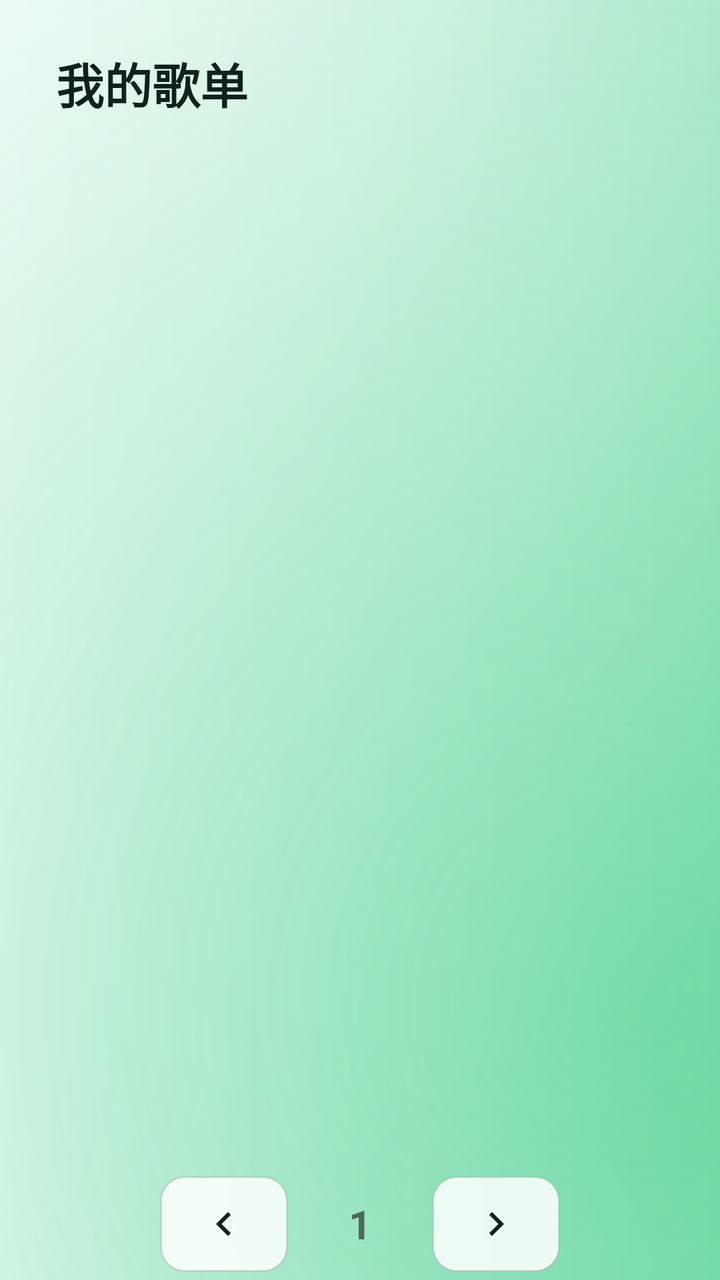
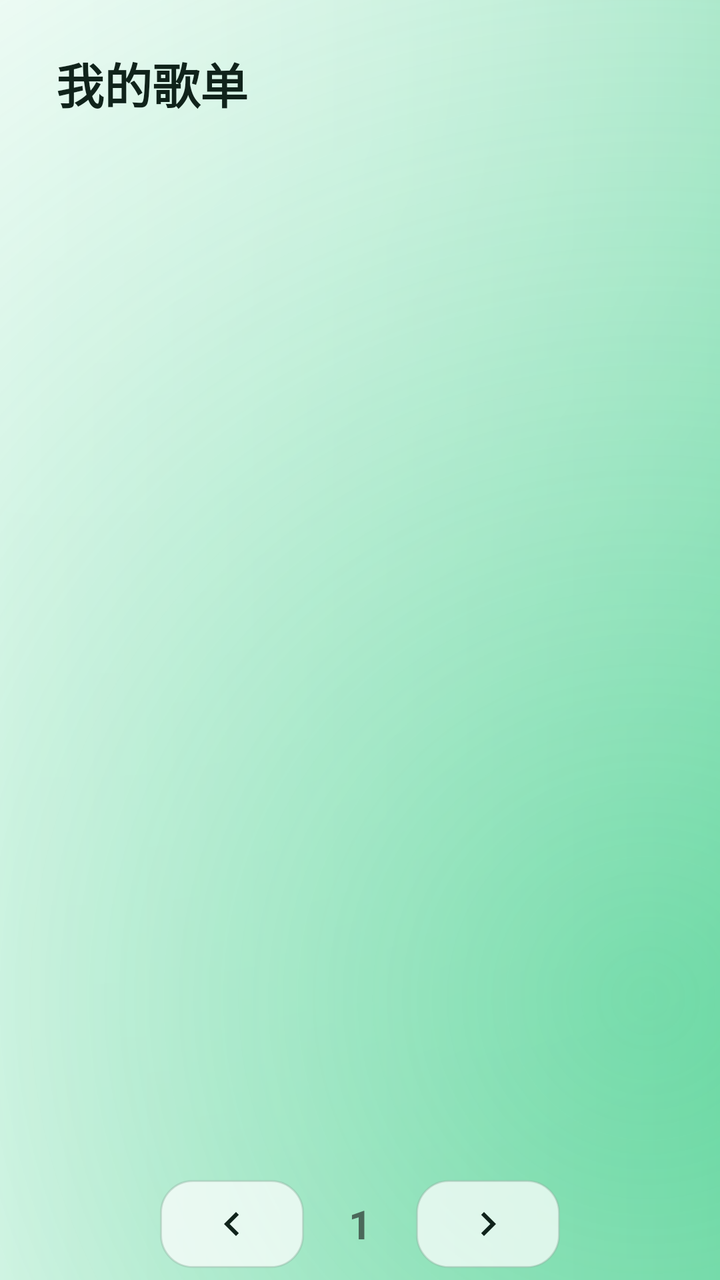

The first picture is an Android layout as it rendered before a commit; the second is the same layout after the commit. The layout source and the unified diff follow.
<!-- AndroidManifest.xml: application theme AppTheme.NoActionBar -->
<!-- res/layout/fragment_library.xml -->
<?xml version="1.0" encoding="utf-8"?>
<androidx.constraintlayout.widget.ConstraintLayout xmlns:android="http://schemas.android.com/apk/res/android"
    xmlns:app="http://schemas.android.com/apk/res-auto"
    android:layout_width="match_parent"
    android:layout_height="match_parent"
    android:background="@drawable/bg_app_gradient"
    android:nextFocusLeft="@id/tabLibrary">

    
    <LinearLayout
        android:id="@+id/layoutHeaderLeft"
        android:layout_width="320dp"
        android:layout_height="@dimen/lx_title_height"
        android:orientation="horizontal"
        android:gravity="top"
        android:paddingStart="@dimen/lx_title_gutter"
        android:paddingEnd="@dimen/lx_nav_gutter"
        android:paddingTop="@dimen/lx_title_top"
        android:background="@android:color/transparent"
        app:layout_constraintStart_toStartOf="parent"
        app:layout_constraintTop_toTopOf="parent">

        <TextView
            android:layout_width="wrap_content"
            android:layout_height="wrap_content"
            android:text="我的歌单"
            android:textSize="24sp"
            android:textStyle="bold"
            android:textColor="@color/lx_text_primary" />

        <ImageButton
            android:id="@+id/btnBackToPlaylists"
            android:layout_width="40dp"
            android:layout_height="40dp"
            android:layout_marginStart="12dp"
            android:src="@drawable/ic_back"
            android:background="@drawable/btn_focused_circle"
            android:scaleType="centerInside"
            android:padding="8dp"
            android:visibility="gone"
            android:focusable="true"
            android:contentDescription="返回歌单列表"
            app:tint="@color/lx_text_primary" />

    </LinearLayout>

    
    <LinearLayout
        android:id="@+id/layoutHeaderRight"
        android:layout_width="0dp"
        android:layout_height="@dimen/lx_title_height"
        android:orientation="horizontal"
        android:gravity="top"
        android:paddingStart="@dimen/lx_nav_gutter"
        android:paddingEnd="@dimen/lx_nav_gutter"
        android:paddingTop="@dimen/lx_title_top"
        android:background="@android:color/transparent"
        app:layout_constraintStart_toEndOf="@+id/layoutHeaderLeft"
        app:layout_constraintEnd_toEndOf="parent"
        app:layout_constraintTop_toTopOf="parent">

        
        <TextView
            android:id="@+id/tabAllSongs"
            android:layout_width="wrap_content"
            android:layout_height="40dp"
            android:text="全部歌曲"
            android:textSize="14sp"
            android:textColor="@color/lx_text_primary"
            android:gravity="center"
            android:paddingStart="16dp"
            android:paddingEnd="16dp"
            android:background="@drawable/selector_tab_bg"
            android:focusable="true"
            android:nextFocusLeft="@id/tabLibrary"
            android:nextFocusRight="@id/tabLoveList" />

        
        <TextView
            android:id="@+id/tabLoveList"
            android:layout_width="wrap_content"
            android:layout_height="40dp"
            android:text="我的收藏"
            android:textSize="14sp"
            android:textColor="@color/lx_text_secondary"
            android:gravity="center"
            android:paddingStart="16dp"
            android:paddingEnd="16dp"
            android:layout_marginStart="8dp"
            android:background="@drawable/selector_tab_bg"
            android:focusable="true"
            android:nextFocusLeft="@id/tabAllSongs" />

        <View
            android:layout_width="12dp"
            android:layout_height="1dp" />

        <TextView
            android:id="@+id/tvPlaylistTitle"
            android:layout_width="0dp"
            android:layout_height="wrap_content"
            android:layout_weight="1"
            android:text="歌单"
            android:textSize="18sp"
            android:textStyle="bold"
            android:textColor="@color/lx_text_primary"
            android:maxLines="1"
            android:ellipsize="end" />

        <TextView
            android:id="@+id/tvSongCount"
            android:layout_width="wrap_content"
            android:layout_height="wrap_content"
            android:text="0 首"
            android:textSize="14sp"
            android:textColor="@color/lx_text_secondary"
            android:layout_marginStart="12dp" />

    </LinearLayout>

    <LinearLayout
        android:id="@+id/libraryActionBar"
        android:layout_width="0dp"
        android:layout_height="@dimen/lx_secondary_nav_height"
        android:layout_marginStart="@dimen/lx_nav_gutter"
        android:layout_marginTop="12dp"
        android:layout_marginEnd="@dimen/lx_nav_gutter"
        android:orientation="horizontal"
        android:gravity="center_vertical"
        android:paddingStart="@dimen/lx_nav_gutter"
        android:paddingEnd="@dimen/lx_nav_gutter"
        android:background="@drawable/bg_floating_glass"
        android:elevation="8dp"
        android:outlineProvider="background"
        android:clipToOutline="true"
        android:visibility="gone"
        app:layout_constraintStart_toStartOf="parent"
        app:layout_constraintEnd_toEndOf="parent"
        app:layout_constraintTop_toBottomOf="@+id/layoutHeaderLeft">

        <TextView
            android:layout_width="wrap_content"
            android:layout_height="wrap_content"
            android:text="播放控制"
            android:textSize="14sp"
            android:textStyle="bold"
            android:textColor="@color/lx_text_secondary" />

        <View
            android:layout_width="0dp"
            android:layout_height="1dp"
            android:layout_weight="1" />

        <ImageButton
            android:id="@+id/btnPlayAllSongs"
            android:layout_width="44dp"
            android:layout_height="44dp"
            android:src="@drawable/ic_play"
            android:background="@drawable/btn_focused_circle"
            android:scaleType="centerInside"
            android:padding="10dp"
            android:focusable="true"
            android:nextFocusLeft="@id/tabLibrary"
            android:nextFocusRight="@id/btnPlayOrderToggle"
            android:nextFocusDown="@id/rvSongs"
            android:contentDescription="全部播放"
            app:tint="@color/lx_text_primary" />

        <ImageButton
            android:id="@+id/btnPlayOrderToggle"
            android:layout_width="44dp"
            android:layout_height="44dp"
            android:layout_marginStart="8dp"
            android:src="@drawable/ic_repeat"
            android:background="@drawable/btn_focused_circle"
            android:scaleType="centerInside"
            android:padding="10dp"
            android:focusable="true"
            android:nextFocusLeft="@id/btnPlayAllSongs"
            android:nextFocusDown="@id/rvSongs"
            android:contentDescription="切换为随机播放"
            app:tint="@color/lx_text_primary" />

    </LinearLayout>

    
    <androidx.recyclerview.widget.RecyclerView
        android:id="@+id/rvPlaylists"
        android:layout_width="0dp"
        android:layout_height="0dp"
        android:layout_marginStart="@dimen/lx_nav_gutter"
        android:layout_marginTop="12dp"
        android:layout_marginEnd="@dimen/lx_nav_gutter"
        android:background="@android:color/transparent"
        android:paddingStart="@dimen/lx_nav_gutter"
        android:paddingEnd="@dimen/lx_nav_gutter"
        android:paddingTop="10dp"
        android:paddingBottom="10dp"
        android:clipToPadding="false"
        android:focusable="true"
        android:nextFocusLeft="@id/tabLibrary"
        android:nextFocusDown="@id/btnLibraryNextPage"
        app:layout_constraintStart_toStartOf="parent"
        app:layout_constraintEnd_toEndOf="parent"
        app:layout_constraintTop_toBottomOf="@+id/layoutHeaderLeft"
        app:layout_constraintBottom_toTopOf="@+id/libraryPagerBar" />

    <LinearLayout
        android:id="@+id/libraryPagerBar"
        android:layout_width="0dp"
        android:layout_height="@dimen/lx_pager_height"
        android:orientation="horizontal"
        android:gravity="center"
        android:background="@android:color/transparent"
        android:paddingStart="@dimen/lx_nav_gutter"
        android:paddingEnd="@dimen/lx_nav_gutter"
        app:layout_constraintStart_toStartOf="parent"
        app:layout_constraintEnd_toEndOf="parent"
        app:layout_constraintBottom_toBottomOf="parent">

        <ImageButton
            android:id="@+id/btnLibraryPrevPage"
            android:layout_width="64dp"
            android:layout_height="48dp"
            android:src="@drawable/ic_chevron_left"
            android:background="@drawable/bg_btn_secondary"
            android:scaleType="centerInside"
            android:padding="12dp"
            android:focusable="true"
            android:nextFocusUp="@id/rvPlaylists"
            android:nextFocusRight="@id/btnLibraryNextPage"
            android:nextFocusDown="@id/tabLibrary"
            app:tint="@color/lx_text_primary" />

        <TextView
            android:id="@+id/tvLibraryPageNumber"
            android:layout_width="72dp"
            android:layout_height="match_parent"
            android:gravity="center"
            android:text="1"
            android:textSize="20sp"
            android:textStyle="bold"
            android:textColor="@color/lx_text_secondary" />

        <ImageButton
            android:id="@+id/btnLibraryNextPage"
            android:layout_width="64dp"
            android:layout_height="48dp"
            android:src="@drawable/ic_chevron_right"
            android:background="@drawable/bg_btn_secondary"
            android:scaleType="centerInside"
            android:padding="12dp"
            android:focusable="true"
            android:nextFocusUp="@id/rvPlaylists"
            android:nextFocusLeft="@id/btnLibraryPrevPage"
            android:nextFocusDown="@id/tabLibrary"
            app:tint="@color/lx_text_primary" />

    </LinearLayout>

    
    <androidx.recyclerview.widget.RecyclerView
        android:id="@+id/rvSongs"
        android:layout_width="0dp"
        android:layout_height="0dp"
        android:paddingStart="28dp"
        android:paddingEnd="28dp"
        android:paddingTop="24dp"
        android:layout_marginTop="12dp"
        android:paddingBottom="24dp"
        android:visibility="gone"
        android:focusable="false"
        android:clipToPadding="false"
        android:descendantFocusability="afterDescendants"
        android:nextFocusLeft="@id/tabLibrary"
        android:nextFocusUp="@id/btnPlayAllSongs"
        android:nextFocusDown="@id/btnLibraryNextPage"
        app:layout_constraintStart_toStartOf="parent"
        app:layout_constraintEnd_toEndOf="parent"
        app:layout_constraintTop_toBottomOf="@+id/libraryActionBar"
        app:layout_constraintBottom_toBottomOf="parent" />

</androidx.constraintlayout.widget.ConstraintLayout>
<!-- resources referenced by this layout -->
<resources>
  <dimen name="lx_nav_gutter">24dp</dimen>
  <dimen name="lx_secondary_nav_height">72dp</dimen>
  <dimen name="lx_title_height">88dp</dimen>
  <dimen name="lx_title_top">24dp</dimen>
  <!-- drawable bg_btn_secondary (drawable) -->
  <?xml version="1.0" encoding="utf-8"?>
  <selector xmlns:android="http://schemas.android.com/apk/res/android">
      <item android:state_pressed="true">
          <shape android:shape="rectangle">
              <solid android:color="@color/lx_bg_focus" />
              <corners android:radius="12dp" />
          </shape>
      </item>
      <item android:state_focused="true">
          <shape android:shape="rectangle">
              <solid android:color="@color/lx_bg_focus" />
              <corners android:radius="12dp" />
              <stroke android:width="2dp" android:color="@color/lx_focus_ring" />
          </shape>
      </item>
      <item>
          <shape android:shape="rectangle">
              <solid android:color="@color/lx_bg_panel" />
              <corners android:radius="12dp" />
              <stroke android:width="1dp" android:color="@color/lx_border" />
          </shape>
      </item>
  </selector>
  <!-- drawable bg_floating_glass (drawable) -->
  <?xml version="1.0" encoding="utf-8"?>
  <shape xmlns:android="http://schemas.android.com/apk/res/android"
      android:shape="rectangle">
      
      <solid android:color="#80FFFFFF" />
      <corners android:radius="@dimen/lx_glass_radius" />
      <stroke
          android:width="1dp"
          android:color="#66FFFFFF" />
  </shape>
  <!-- drawable selector_tab_bg (drawable) -->
  <?xml version="1.0" encoding="utf-8"?>
  <selector xmlns:android="http://schemas.android.com/apk/res/android">
      <item android:state_focused="true">
          <shape android:shape="rectangle">
              <solid android:color="@color/lx_bg_focus" />
              <stroke android:width="2dp" android:color="@color/lx_focus_ring" />
              <corners android:radius="8dp" />
          </shape>
      </item>
      <item android:state_selected="true">
          <shape android:shape="rectangle">
              <solid android:color="@color/lx_brand_soft" />
              <stroke android:width="1dp" android:color="@color/lx_brand" />
              <corners android:radius="8dp" />
          </shape>
      </item>
      <item android:state_pressed="true">
          <shape android:shape="rectangle">
              <solid android:color="@color/lx_brand_pressed" />
              <corners android:radius="8dp" />
          </shape>
      </item>
      <item>
          <shape android:shape="rectangle">
              <solid android:color="@android:color/transparent" />
          </shape>
      </item>
  </selector>
  <color name="lx_bg_focus">#DFF8ED</color>
  <color name="lx_bg_panel">#D9FFFFFF</color>
  <color name="lx_border">#6694B2A2</color>
  <dimen name="lx_glass_radius">24dp</dimen>
  <color name="lx_brand">#00C878</color>
  <color name="lx_bg_canvas">#F3F8F5</color>
  <!-- unchanged entries left out for length: 20 -->
</resources>

<!-- the commit's change to res/layout/fragment_library.xml (unified diff, before → after) -->
@@ -24,23 +24,23 @@
             android:layout_width="wrap_content"
             android:layout_height="wrap_content"
             android:text="我的歌单"
-            android:textSize="24sp"
+            android:textSize="@dimen/lx_type_title"
             android:textStyle="bold"
             android:textColor="@color/lx_text_primary" />
 
         <ImageButton
             android:id="@+id/btnBackToPlaylists"
-            android:layout_width="40dp"
-            android:layout_height="40dp"
-            android:layout_marginStart="12dp"
+            android:layout_width="@dimen/lx_control_compact"
+            android:layout_height="@dimen/lx_control_compact"
+            android:layout_marginStart="@dimen/lx_space_sm"
             android:src="@drawable/ic_back"
             android:background="@drawable/btn_focused_circle"
             android:scaleType="centerInside"
-            android:padding="8dp"
+            android:padding="@dimen/lx_space_sm"
             android:visibility="gone"
             android:focusable="true"
             android:contentDescription="返回歌单列表"
-            app:tint="@color/lx_text_primary" />
+            app:tint="@color/selector_action_content" />
 
     </LinearLayout>
 
@@ -63,13 +63,13 @@
         <TextView
             android:id="@+id/tabAllSongs"
             android:layout_width="wrap_content"
-            android:layout_height="40dp"
+            android:layout_height="@dimen/lx_control_compact"
             android:text="全部歌曲"
-            android:textSize="14sp"
-            android:textColor="@color/lx_text_primary"
+            android:textSize="@dimen/lx_type_body"
+            android:textColor="@color/selector_selectable_content"
             android:gravity="center"
-            android:paddingStart="16dp"
-            android:paddingEnd="16dp"
+            android:paddingStart="@dimen/lx_space_md"
+            android:paddingEnd="@dimen/lx_space_md"
             android:background="@drawable/selector_tab_bg"
             android:focusable="true"
             android:nextFocusLeft="@id/tabLibrary"
@@ -79,20 +79,20 @@
         <TextView
             android:id="@+id/tabLoveList"
             android:layout_width="wrap_content"
-            android:layout_height="40dp"
+            android:layout_height="@dimen/lx_control_compact"
             android:text="我的收藏"
-            android:textSize="14sp"
-            android:textColor="@color/lx_text_secondary"
+            android:textSize="@dimen/lx_type_body"
+            android:textColor="@color/selector_selectable_content"
             android:gravity="center"
-            android:paddingStart="16dp"
-            android:paddingEnd="16dp"
-            android:layout_marginStart="8dp"
+            android:paddingStart="@dimen/lx_space_md"
+            android:paddingEnd="@dimen/lx_space_md"
+            android:layout_marginStart="@dimen/lx_space_sm"
             android:background="@drawable/selector_tab_bg"
             android:focusable="true"
             android:nextFocusLeft="@id/tabAllSongs" />
 
         <View
-            android:layout_width="12dp"
+            android:layout_width="@dimen/lx_space_sm"
             android:layout_height="1dp" />
 
         <TextView
@@ -101,7 +101,7 @@
             android:layout_height="wrap_content"
             android:layout_weight="1"
             android:text="歌单"
-            android:textSize="18sp"
+            android:textSize="@dimen/lx_type_section"
             android:textStyle="bold"
             android:textColor="@color/lx_text_primary"
             android:maxLines="1"
@@ -112,9 +112,9 @@
             android:layout_width="wrap_content"
             android:layout_height="wrap_content"
             android:text="0 首"
-            android:textSize="14sp"
+            android:textSize="@dimen/lx_type_body"
             android:textColor="@color/lx_text_secondary"
-            android:layout_marginStart="12dp" />
+            android:layout_marginStart="@dimen/lx_space_sm" />
 
     </LinearLayout>
 
@@ -123,14 +123,14 @@
         android:layout_width="0dp"
         android:layout_height="@dimen/lx_secondary_nav_height"
         android:layout_marginStart="@dimen/lx_nav_gutter"
-        android:layout_marginTop="12dp"
+        android:layout_marginTop="@dimen/lx_space_sm"
         android:layout_marginEnd="@dimen/lx_nav_gutter"
         android:orientation="horizontal"
         android:gravity="center_vertical"
         android:paddingStart="@dimen/lx_nav_gutter"
         android:paddingEnd="@dimen/lx_nav_gutter"
         android:background="@drawable/bg_floating_glass"
-        android:elevation="8dp"
+        android:elevation="@dimen/lx_elevation_surface"
         android:outlineProvider="background"
         android:clipToOutline="true"
         android:visibility="gone"
@@ -142,7 +142,7 @@
             android:layout_width="wrap_content"
             android:layout_height="wrap_content"
             android:text="播放控制"
-            android:textSize="14sp"
+            android:textSize="@dimen/lx_type_body"
             android:textStyle="bold"
             android:textColor="@color/lx_text_secondary" />
 
@@ -153,33 +153,33 @@
 
         <ImageButton
             android:id="@+id/btnPlayAllSongs"
-            android:layout_width="44dp"
-            android:layout_height="44dp"
+            android:layout_width="@dimen/lx_control_compact"
+            android:layout_height="@dimen/lx_control_compact"
             android:src="@drawable/ic_play"
             android:background="@drawable/btn_focused_circle"
             android:scaleType="centerInside"
-            android:padding="10dp"
+            android:padding="@dimen/lx_space_sm"
             android:focusable="true"
             android:nextFocusLeft="@id/tabLibrary"
             android:nextFocusRight="@id/btnPlayOrderToggle"
             android:nextFocusDown="@id/rvSongs"
             android:contentDescription="全部播放"
-            app:tint="@color/lx_text_primary" />
+            app:tint="@color/selector_action_content" />
 
         <ImageButton
             android:id="@+id/btnPlayOrderToggle"
-            android:layout_width="44dp"
-            android:layout_height="44dp"
-            android:layout_marginStart="8dp"
+            android:layout_width="@dimen/lx_control_compact"
+            android:layout_height="@dimen/lx_control_compact"
+            android:layout_marginStart="@dimen/lx_space_sm"
             android:src="@drawable/ic_repeat"
-            android:background="@drawable/btn_focused_circle"
-            android:scaleType="centerInside"
-            android:padding="10dp"
+            android:background="@drawable/btn_selectable_circle"
+            android:scaleType="centerInside"
+            android:padding="@dimen/lx_space_sm"
             android:focusable="true"
             android:nextFocusLeft="@id/btnPlayAllSongs"
             android:nextFocusDown="@id/rvSongs"
             android:contentDescription="切换为随机播放"
-            app:tint="@color/lx_text_primary" />
+            app:tint="@color/selector_selectable_content" />
 
     </LinearLayout>
 
@@ -189,13 +189,13 @@
         android:layout_width="0dp"
         android:layout_height="0dp"
         android:layout_marginStart="@dimen/lx_nav_gutter"
-        android:layout_marginTop="12dp"
+        android:layout_marginTop="@dimen/lx_space_sm"
         android:layout_marginEnd="@dimen/lx_nav_gutter"
         android:background="@android:color/transparent"
         android:paddingStart="@dimen/lx_nav_gutter"
         android:paddingEnd="@dimen/lx_nav_gutter"
-        android:paddingTop="10dp"
-        android:paddingBottom="10dp"
+        android:paddingTop="@dimen/lx_space_sm"
+        android:paddingBottom="@dimen/lx_space_sm"
         android:clipToPadding="false"
         android:focusable="true"
         android:nextFocusLeft="@id/tabLibrary"
@@ -220,41 +220,41 @@
 
         <ImageButton
             android:id="@+id/btnLibraryPrevPage"
-            android:layout_width="64dp"
-            android:layout_height="48dp"
+            android:layout_width="@dimen/lx_pager_button_width"
+            android:layout_height="@dimen/lx_pager_button_height"
             android:src="@drawable/ic_chevron_left"
             android:background="@drawable/bg_btn_secondary"
             android:scaleType="centerInside"
-            android:padding="12dp"
+            android:padding="@dimen/lx_space_sm"
             android:focusable="true"
             android:nextFocusUp="@id/rvPlaylists"
             android:nextFocusRight="@id/btnLibraryNextPage"
             android:nextFocusDown="@id/tabLibrary"
-            app:tint="@color/lx_text_primary" />
+            app:tint="@color/selector_action_content" />
 
         <TextView
             android:id="@+id/tvLibraryPageNumber"
-            android:layout_width="72dp"
+            android:layout_width="@dimen/lx_pager_number_width"
             android:layout_height="match_parent"
             android:gravity="center"
             android:text="1"
-            android:textSize="20sp"
+            android:textSize="@dimen/lx_type_section"
             android:textStyle="bold"
             android:textColor="@color/lx_text_secondary" />
 
         <ImageButton
             android:id="@+id/btnLibraryNextPage"
-            android:layout_width="64dp"
-            android:layout_height="48dp"
+            android:layout_width="@dimen/lx_pager_button_width"
+            android:layout_height="@dimen/lx_pager_button_height"
             android:src="@drawable/ic_chevron_right"
             android:background="@drawable/bg_btn_secondary"
             android:scaleType="centerInside"
-            android:padding="12dp"
+            android:padding="@dimen/lx_space_sm"
             android:focusable="true"
             android:nextFocusUp="@id/rvPlaylists"
             android:nextFocusLeft="@id/btnLibraryPrevPage"
             android:nextFocusDown="@id/tabLibrary"
-            app:tint="@color/lx_text_primary" />
+            app:tint="@color/selector_action_content" />
 
     </LinearLayout>
 
@@ -263,11 +263,11 @@
         android:id="@+id/rvSongs"
         android:layout_width="0dp"
         android:layout_height="0dp"
-        android:paddingStart="28dp"
-        android:paddingEnd="28dp"
-        android:paddingTop="24dp"
-        android:layout_marginTop="12dp"
-        android:paddingBottom="24dp"
+        android:paddingStart="@dimen/lx_title_gutter"
+        android:paddingEnd="@dimen/lx_title_gutter"
+        android:paddingTop="@dimen/lx_nav_gutter"
+        android:layout_marginTop="@dimen/lx_space_sm"
+        android:paddingBottom="@dimen/lx_nav_gutter"
         android:visibility="gone"
         android:focusable="false"
         android:clipToPadding="false"
<!-- resource entries referenced after the edit -->
@@ -1,77 +1,60 @@
 <!-- resources referenced by this layout -->
 <resources>
+  <dimen name="lx_control_compact">44dp</dimen>
+  <dimen name="lx_elevation_surface">8dp</dimen>
   <dimen name="lx_nav_gutter">24dp</dimen>
-  <dimen name="lx_secondary_nav_height">72dp</dimen>
+  <dimen name="lx_pager_button_height">44dp</dimen>
+  <dimen name="lx_pager_button_width">72dp</dimen>
+  <dimen name="lx_pager_number_width">56dp</dimen>
+  <dimen name="lx_secondary_nav_height">68dp</dimen>
+  <dimen name="lx_space_md">16dp</dimen>
+  <dimen name="lx_space_sm">10dp</dimen>
   <dimen name="lx_title_height">88dp</dimen>
   <dimen name="lx_title_top">24dp</dimen>
+  <dimen name="lx_type_body">14sp</dimen>
+  <dimen name="lx_type_section">20sp</dimen>
+  <dimen name="lx_type_title">24sp</dimen>
   <!-- drawable bg_btn_secondary (drawable) -->
   <?xml version="1.0" encoding="utf-8"?>
   <selector xmlns:android="http://schemas.android.com/apk/res/android">
-      <item android:state_pressed="true">
-          <shape android:shape="rectangle">
-              <solid android:color="@color/lx_bg_focus" />
-              <corners android:radius="12dp" />
-          </shape>
-      </item>
-      <item android:state_focused="true">
-          <shape android:shape="rectangle">
-              <solid android:color="@color/lx_bg_focus" />
-              <corners android:radius="12dp" />
-              <stroke android:width="2dp" android:color="@color/lx_focus_ring" />
-          </shape>
-      </item>
-      <item>
-          <shape android:shape="rectangle">
-              <solid android:color="@color/lx_bg_panel" />
-              <corners android:radius="12dp" />
-              <stroke android:width="1dp" android:color="@color/lx_border" />
-          </shape>
-      </item>
+      <item android:state_enabled="false"><shape><solid android:color="@color/lx_disabled_fill" /><corners android:radius="@dimen/lx_radius_control" /></shape></item>
+      <item android:state_pressed="true"><shape><solid android:color="@color/lx_brand_pressed" /><corners android:radius="@dimen/lx_radius_control" /></shape></item>
+      <item android:state_focused="true"><shape><solid android:color="@color/lx_bg_focus" /><stroke android:width="@dimen/lx_stroke_focus" android:color="@color/lx_focus_ring_strong" /><corners android:radius="@dimen/lx_radius_control" /></shape></item>
+      <item><shape><solid android:color="@color/lx_glass_floating" /><stroke android:width="@dimen/lx_stroke_hairline" android:color="@color/lx_border" /><corners android:radius="@dimen/lx_radius_control" /></shape></item>
   </selector>
   <!-- drawable bg_floating_glass (drawable) -->
   <?xml version="1.0" encoding="utf-8"?>
   <shape xmlns:android="http://schemas.android.com/apk/res/android"
       android:shape="rectangle">
       
-      <solid android:color="#80FFFFFF" />
+      <solid android:color="@color/lx_glass_floating" />
       <corners android:radius="@dimen/lx_glass_radius" />
       <stroke
-          android:width="1dp"
-          android:color="#66FFFFFF" />
+          android:width="@dimen/lx_stroke_hairline"
+          android:color="@color/lx_glass_highlight" />
   </shape>
-  <!-- drawable selector_tab_bg (drawable) -->
+  <!-- drawable btn_selectable_circle (drawable) -->
   <?xml version="1.0" encoding="utf-8"?>
   <selector xmlns:android="http://schemas.android.com/apk/res/android">
-      <item android:state_focused="true">
-          <shape android:shape="rectangle">
-              <solid android:color="@color/lx_bg_focus" />
-              <stroke android:width="2dp" android:color="@color/lx_focus_ring" />
-              <corners android:radius="8dp" />
-          </shape>
-      </item>
-      <item android:state_selected="true">
-          <shape android:shape="rectangle">
-              <solid android:color="@color/lx_brand_soft" />
-              <stroke android:width="1dp" android:color="@color/lx_brand" />
-              <corners android:radius="8dp" />
-          </shape>
-      </item>
-      <item android:state_pressed="true">
-          <shape android:shape="rectangle">
-              <solid android:color="@color/lx_brand_pressed" />
-              <corners android:radius="8dp" />
-          </shape>
-      </item>
-      <item>
-          <shape android:shape="rectangle">
-              <solid android:color="@android:color/transparent" />
-          </shape>
-      </item>
+      <item android:state_enabled="false"><shape android:shape="oval"><solid android:color="@color/lx_disabled_fill" /></shape></item>
+      <item android:state_pressed="true"><shape android:shape="oval"><solid android:color="@color/lx_brand_pressed" /></shape></item>
+      <item android:state_selected="true" android:state_focused="true"><shape android:shape="oval"><solid android:color="@color/lx_selected_focused_fill" /><stroke android:width="@dimen/lx_stroke_focus" android:color="@color/lx_focus_ring_strong" /></shape></item>
+      <item android:state_focused="true"><shape android:shape="oval"><solid android:color="@color/lx_bg_focus" /><stroke android:width="@dimen/lx_stroke_focus" android:color="@color/lx_focus_ring_strong" /></shape></item>
+      <item android:state_selected="true"><shape android:shape="oval"><solid android:color="@color/lx_brand_soft" /><stroke android:width="@dimen/lx_stroke_selected" android:color="@color/lx_brand" /></shape></item>
+      <item><shape android:shape="oval"><solid android:color="@android:color/transparent" /></shape></item>
   </selector>
+  <color name="lx_disabled_fill">#4DFFFFFF</color>
+  <dimen name="lx_radius_control">16dp</dimen>
   <color name="lx_bg_focus">#DFF8ED</color>
-  <color name="lx_bg_panel">#D9FFFFFF</color>
+  <dimen name="lx_stroke_focus">3dp</dimen>
+  <color name="lx_focus_ring_strong">#008C55</color>
+  <color name="lx_glass_floating">#B8FFFFFF</color>
+  <dimen name="lx_stroke_hairline">1dp</dimen>
   <color name="lx_border">#6694B2A2</color>
-  <dimen name="lx_glass_radius">24dp</dimen>
+  <dimen name="lx_glass_radius">26dp</dimen>
+  <color name="lx_glass_highlight">#CCFFFFFF</color>
+  <color name="lx_selected_focused_fill">#F2FFFFFF</color>
+  <dimen name="lx_stroke_selected">2dp</dimen>
   <color name="lx_brand">#00C878</color>
   <color name="lx_bg_canvas">#F3F8F5</color>
   <!-- unchanged entries left out for length: 20 -->
